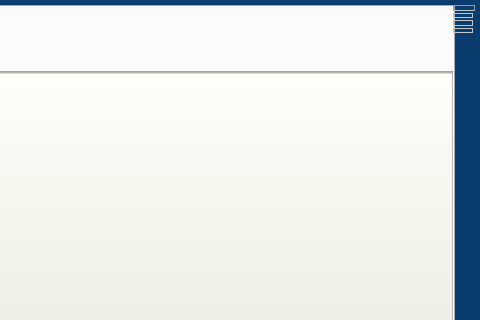
This is ServerGui/main_window.ui in akru/conference-speaker-server as Qt 5 draws it before an edit; both pictures show x 507 to 987 and y 0 to 320 of the 987 by 622 pixel window. The edited form follows.
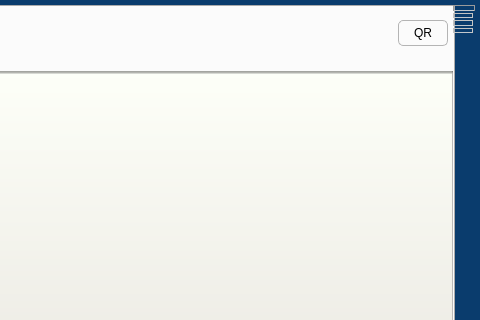
This is the edited form. Icons and pictures are not drawn.

Patch:
```diff
--- a/ServerGui/main_window.ui
+++ b/ServerGui/main_window.ui
@@ -626,6 +626,13 @@
               </property>
              </spacer>
             </item>
+            <item>
+             <widget class="QPushButton" name="qrButton">
+              <property name="text">
+               <string>QR</string>
+              </property>
+             </widget>
+            </item>
            </layout>
           </item>
           <item>
```
Left out of the diff: 2 changed lines with no effect on the pictures.
